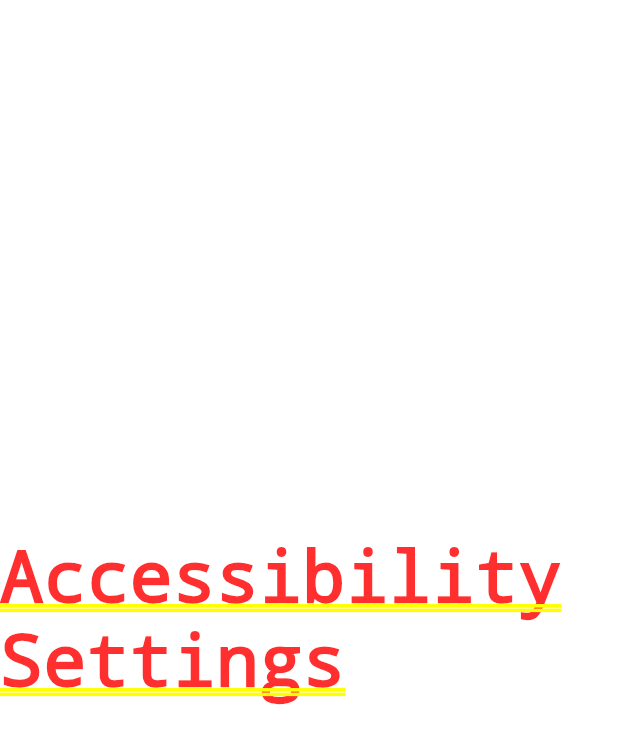
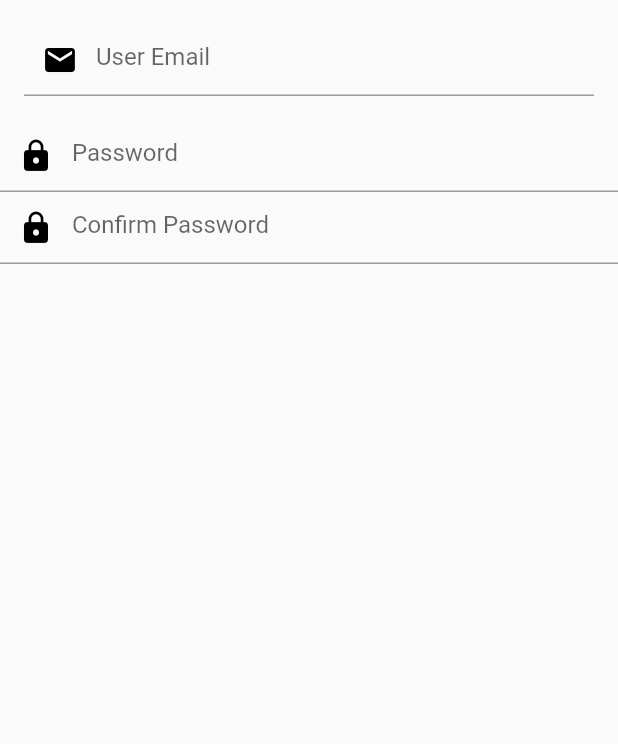
Before and after one commit to Xondeep/rem, a Flutter app: the screen it shows after launch, after a tap on "Don't Have An Account? Create One", on a phone screen of 412 x 824 dp. Shown: the top 744 px of the screen. Run offline on Flutter 3.47's test engine with Material 2 defaults, Android fonts, the phone set to English and light mode, and no system bars; our stand-ins replace firebase_auth, firebase_core; accounts and stored records are empty; network calls fail.

Commit message:
register

```diff
--- a/lib/Register_screen.dart
+++ b/lib/Register_screen.dart
@@ -12,10 +12,36 @@ class Register extends StatefulWidget {
 class _RegisterState extends State<Register> {
   @override
   Widget build(BuildContext context) {
-    return Container(
-      child: Center(
-        child: Text("Accessibility Settings"),
-      ),
-    );
+    return Scaffold(
+        body: Center(
+            child: Column(
+      mainAxisAlignment: MainAxisAlignment.start,
+      children: [
+        Padding(
+          padding: const EdgeInsets.all(16.0),
+          child: TextField(
+            keyboardType: TextInputType.emailAddress,
+            decoration: const InputDecoration(
+                hintText: "User Email",
+                prefixIcon: Icon(Icons.mail, color: Colors.black)),
+          ),
+        ),
+        Container(
+            child: TextField(
+          obscureText: true,
+          decoration: const InputDecoration(
+              hintText: "Password",
+              prefixIcon: Icon(Icons.lock, color: Colors.black)),
+        )),
+        Container(
+          child: TextField(
+            obscureText: true,
+            decoration: const InputDecoration(
+                hintText: "Confirm Password",
+                prefixIcon: Icon(Icons.lock, color: Colors.black)),
+          ),
+        )
+      ],
+    )));
   }
 }
```
